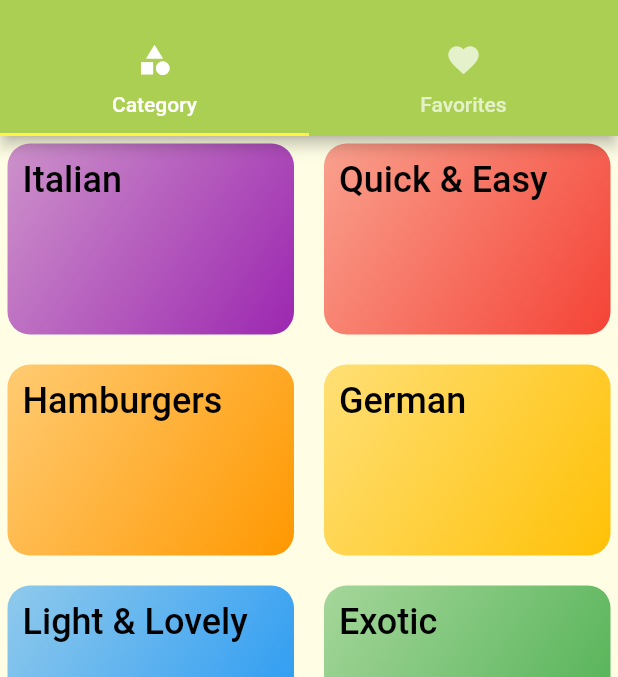
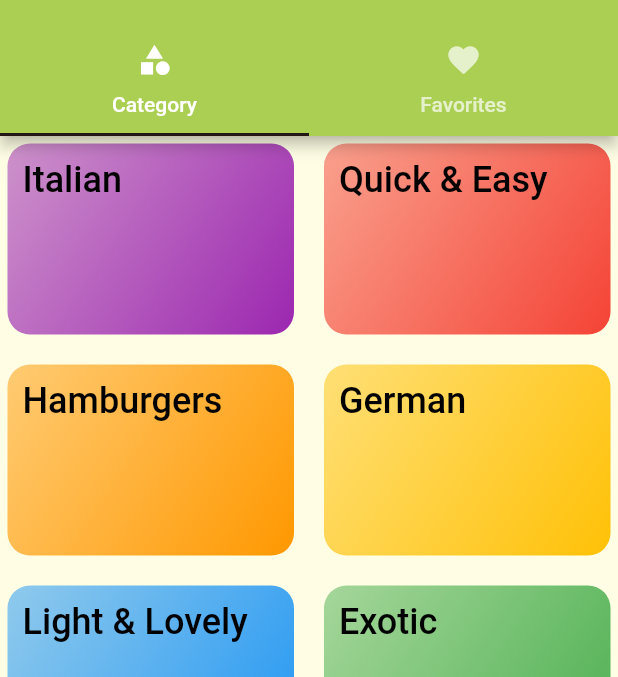
Before and after one commit to trm11tkr/meals-app, a Flutter app: the screen it shows after launch, on a phone screen of 412 x 824 dp, the part 59-736 px from its top. Run offline on Flutter 3.47's test engine with Material 2 defaults, Android fonts, the phone set to English and light mode, and no system bars; our stand-ins replace freezed_annotation, go_router; Roboto replaces fonts that are missing (KaiseiOpti, MPLUSRounded1c).

Commit message:
タブバーのindicatorColorを変更

```diff
--- a/lib/pages/tabs_page.dart
+++ b/lib/pages/tabs_page.dart
@@ -19,6 +19,7 @@ class _TabPageState extends State<TabPage> {
         appBar: AppBar(
           title: const Text('Meals'),
           bottom: const TabBar(
+            indicatorColor: Color(0xFF231815),
             tabs: [
               Tab(
                 icon: Icon(Icons.category),
```
